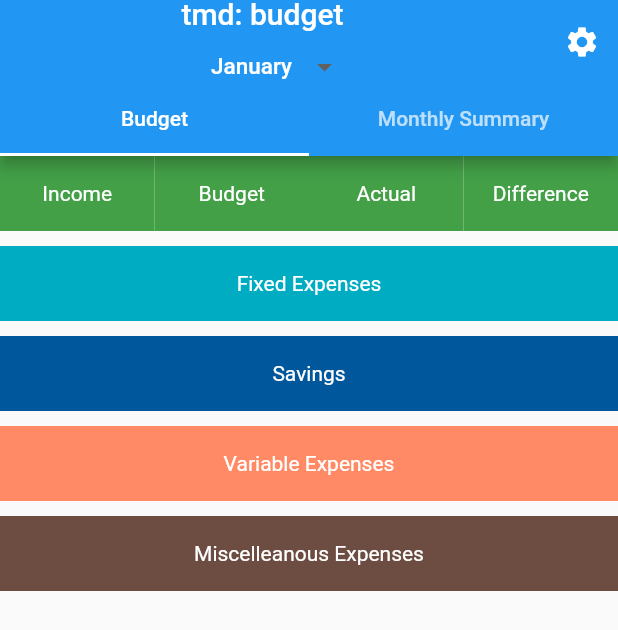
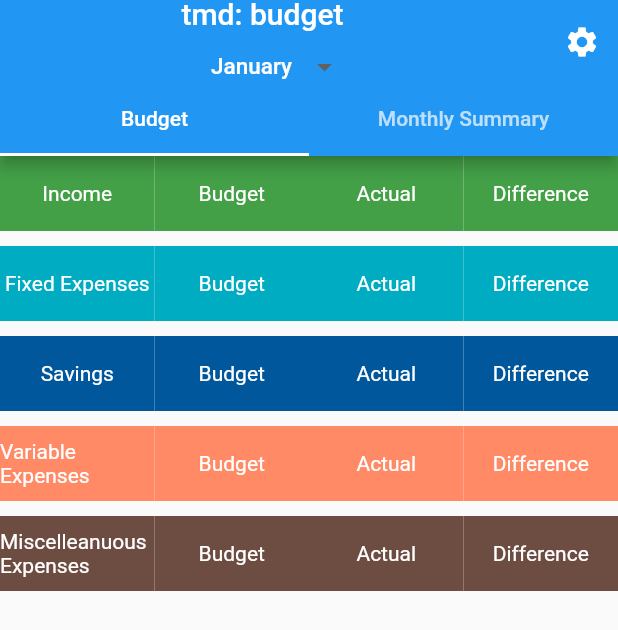
Before and after one commit to RahmsMusti/tmd_finance, a Flutter app: the screen it shows after launch, on a phone screen of 412 x 824 dp. Shown: the top 630 px of the screen. Run offline on Flutter 3.47's test engine with Material 2 defaults, Android fonts, the phone set to English and light mode, and no system bars; generated files the repository leaves out were written again.

Commit message:
Addition work to input list
refactored section titles

```diff
--- a/lib/src/sample_feature/sample_item_list_view.dart
+++ b/lib/src/sample_feature/sample_item_list_view.dart
@@ -126,127 +126,35 @@ class _SampleItemListViewState extends State<SampleItemListView> {
               // scroll position when a user leaves and returns to the app after it
               // has been killed while running in the background.
               restorationId: 'sampleItemListView',
-              children: [
-                Row(
-                  children: [
-                    Expanded(
-                      child: Container(
-                        height: 50,
-                        color: Colors.green[600],
-                        child: const Center(
-                          child: Text(
-                            'Income',
-                            style: TextStyle(
-                              color: Colors.white,
-                            ),
-                          ),
-                        ),
-                      ),
-                    ),
-                    Expanded(
-                      child: Container(
-                        height: 50,
-                        color: Colors.green[600],
-                        child: const Center(
-                          child: Text(
-                            'Budget',
-                            style: TextStyle(
-                              color: Colors.white,
-                            ),
-                          ),
-                        ),
-                      ),
-                    ),
-                    Expanded(
-                      child: Container(
-                        height: 50,
-                        color: Colors.green[600],
-                        child: const Center(
-                          child: Text(
-                            'Actual',
-                            style: TextStyle(
-                              color: Colors.white,
-                            ),
-                          ),
-                        ),
-                      ),
-                    ),
-                    Expanded(
-                      child: Container(
-                        height: 50,
-                        color: Colors.green[600],
-                        child: const Center(
-                          child: Text(
-                            'Difference',
-                            style: TextStyle(
-                              color: Colors.white,
-                            ),
-                          ),
-                        ),
-                      ),
-                    ),
-                  ],
+              children: const [
+                SectionTitles(
+                  colour: Color.fromARGB(255, 67, 160, 71),
+                  section: 'Income',
                 ),
-                const SizedBox(
+                SizedBox(
                   height: 10,
                 ),
-                Container(
-                  height: 50,
-                  color: Colors.cyan[600],
-                  child: const Center(
-                    child: Text(
-                      'Fixed Expenses',
-                      style: TextStyle(
-                        color: Colors.white,
-                      ),
-                    ),
-                  ),
-                ),
-                const SizedBox(
+                SectionTitles(
+                    colour: Color.fromARGB(255, 0, 172, 193),
+                    section: 'Fixed Expenses'),
+                SizedBox(
                   height: 10,
                 ),
-                Container(
-                  height: 50,
-                  color: Colors.lightBlue[900],
-                  child: const Center(
-                    child: Text(
-                      'Savings',
-                      style: TextStyle(
-                        color: Colors.white,
-                      ),
-                    ),
-                  ),
-                ),
-                const SizedBox(
+                SectionTitles(
+                    colour: Color.fromARGB(255, 1, 87, 155),
+                    section: 'Savings'),
+                SizedBox(
                   height: 10,
                 ),
-                Container(
-                  height: 50,
-                  color: Colors.deepOrange[300],
-                  child: const Center(
-                    child: Text(
-                      'Variable Expenses',
-                      style: TextStyle(
-                        color: Colors.white,
-                      ),
-                    ),
-                  ),
-                ),
-                const SizedBox(
+                SectionTitles(
+                    colour: Color.fromARGB(255, 255, 138, 101),
+                    section: 'Variable Expenses'),
+                SizedBox(
                   height: 10,
                 ),
-                Container(
-                  height: 50,
-                  color: Colors.brown[600],
-                  child: const Center(
-                    child: Text(
-                      'Miscelleanous Expenses',
-                      style: TextStyle(
-                        color: Colors.white,
-                      ),
-                    ),
-                  ),
-                ),
+                SectionTitles(
+                    colour: Color.fromARGB(255, 109, 76, 65),
+                    section: 'Miscelleanuous Expenses'),
               ],
 
               // ListTile(
@@ -384,3 +292,75 @@ class _SampleItemListViewState extends State<SampleItemListView> {
     );
   }
 }
+
+class SectionTitles extends StatelessWidget {
+  const SectionTitles({Key? key, required this.colour, required this.section})
+      : super(key: key);
+
+  final String section;
+  final Color colour;
+
+  @override
+  Widget build(BuildContext context) {
+    return Row(
+      children: [
+        Expanded(
+          child: Container(
+            height: 50,
+            color: colour,
+            child: Center(
+              child: Text(
+                section,
+                style: const TextStyle(
+                  color: Colors.white,
+                ),
+              ),
+            ),
+          ),
+        ),
+        Expanded(
+          child: Container(
+            height: 50,
+            color: colour,
+            child: const Center(
+              child: Text(
+                'Budget',
+                style: TextStyle(
+                  color: Colors.white,
+                ),
+              ),
+            ),
+          ),
+        ),
+        Expanded(
+          child: Container(
+            height: 50,
+            color: colour,
+            child: const Center(
+              child: Text(
+                'Actual',
+                style: TextStyle(
+                  color: Colors.white,
+                ),
+              ),
+            ),
+          ),
+        ),
+        Expanded(
+          child: Container(
+            height: 50,
+            color: colour,
+            child: const Center(
+              child: Text(
+                'Difference',
+                style: TextStyle(
+                  color: Colors.white,
+                ),
+              ),
+            ),
+          ),
+        ),
+      ],
+    );
+  }
+}
```
